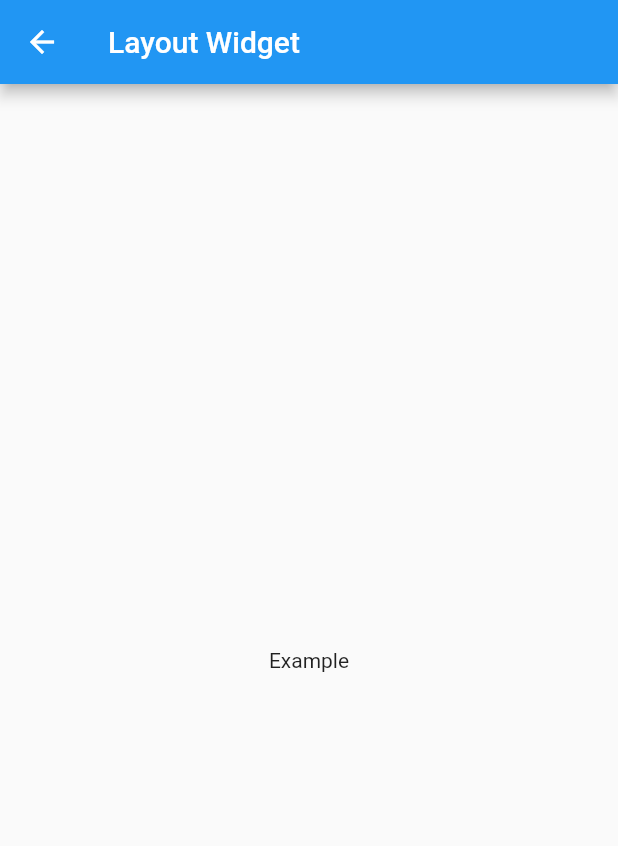
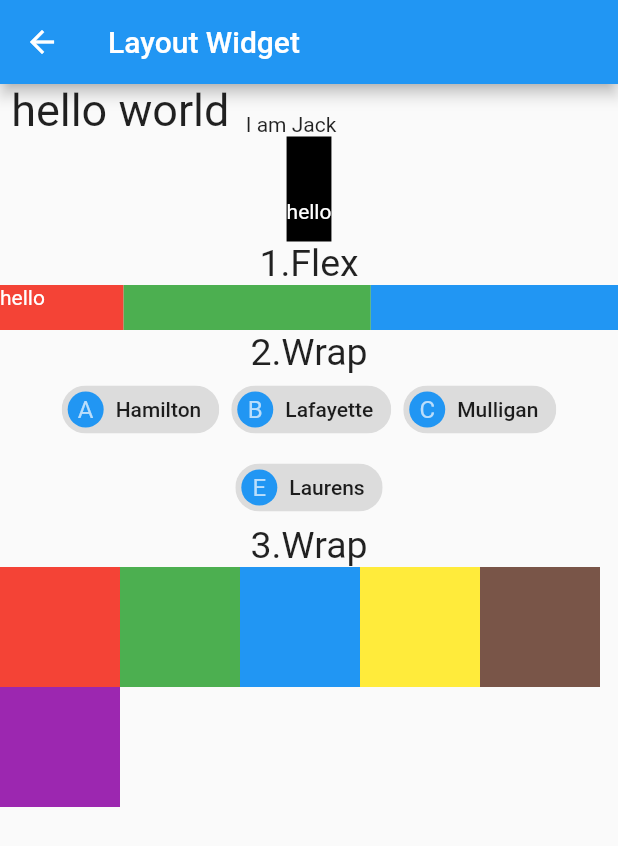
Before and after one commit to SummerFans/flutter-example, a Flutter app: the LayoutWidget screen opened directly, on a phone screen of 412 x 824 dp. Shown: the top 846 px of the screen. Run offline on Flutter 3.47's test engine with Material 2 defaults, Android fonts, the phone set to English and light mode, and no system bars; network calls fail.

Commit message:
add text, button, layout

```diff
--- a/lib/page/layout_widget.dart
+++ b/lib/page/layout_widget.dart
@@ -8,7 +8,127 @@ class LayoutWidget extends StatelessWidget {
      appBar: AppBar(
        title: Text("Layout Widget")
      ),
-     body: Center(child: Text("Example"),)
+     body: Column(
+       crossAxisAlignment: CrossAxisAlignment.center,
+       children: <Widget>[
+         Row(
+           crossAxisAlignment: CrossAxisAlignment.start,
+          verticalDirection: VerticalDirection.up,
+          children: <Widget>[
+            Text(" hello world ", style: TextStyle(fontSize: 30.0),),
+            Text(" I am Jack "),
+          ],
+         ),
+         Row(
+           mainAxisAlignment: MainAxisAlignment.center,
+           children: <Widget>[
+             Text("hello", style: TextStyle(color:Colors.white, height: 5.0, background: new Paint()..color=Colors.black), textAlign: TextAlign.left)
+           ],
+         ),
+       Text("1.Flex",style: TextStyle(fontSize: 25.0)),
+       Flex(
+         direction: Axis.horizontal,
+         children: <Widget>[
+           Expanded(
+             flex: 1,
+             child: Container(
+               child: Text("hello",style: TextStyle(color: Colors.white),),
+               height: 30.0,
+               color: Colors.red,
+             ),
+           ),
+           Expanded(
+             flex: 2,
+             child: Container(
+               height: 30.0,
+               color: Colors.green,
+             ),
+           ),
+           Expanded(
+             flex: 2,
+             child: Container(
+               height: 30.0,
+               color: Colors.blue,
+             ),
+           )
+         ],
+       ),
+       Text("2.Wrap",style: TextStyle(fontSize: 25.0)),
+       Wrap(
+         spacing: 8.0, // 主轴(水平)方向间距
+         runSpacing: 4.0, // 纵轴（垂直）方向间距
+         alignment: WrapAlignment.center, //沿主轴方向居中
+         children: <Widget>[
+           new Chip(
+             avatar: new CircleAvatar(backgroundColor: Colors.blue, child: Text('A')),
+             label: new Text("Hamilton")
+           ),
+           new Chip(
+             avatar: new CircleAvatar(backgroundColor: Colors.blue, child: Text('B')),
+             label: new Text("Lafayette")
+           ),
+           new Chip(
+             avatar: new CircleAvatar(backgroundColor: Colors.blue, child: Text('C')),
+             label: new Text("Mulligan")
+           ),
+           new Chip(
+             avatar: new CircleAvatar(backgroundColor: Colors.blue, child: Text('E')),
+             label: new Text("Laurens")
+           )
+         ],
+       ),
+       Text("3.Wrap",style: TextStyle(fontSize: 25.0)),
+       Flow(
+        delegate: TestFlowDelegate(margin: EdgeInsets.all(10.0)),
+        children: <Widget>[
+          new Container(width: 80.0, height:80.0, color: Colors.red,),
+          new Container(width: 80.0, height:80.0, color: Colors.green,),
+          new Container(width: 80.0, height:80.0, color: Colors.blue,),
+          new Container(width: 80.0, height:80.0,  color: Colors.yellow,),
+          new Container(width: 80.0, height:80.0, color: Colors.brown,),
+          new Container(width: 80.0, height:80.0,  color: Colors.purple,),
+        ],
+      )
+       ]),
    );
   }
 }
+
+
+class TestFlowDelegate extends FlowDelegate {
+  EdgeInsets margin = EdgeInsets.zero;
+  TestFlowDelegate({this.margin});
+  @override
+  void paintChildren(FlowPaintingContext context) {
+    var x = margin.left;
+    var y = margin.top;
+    //计算每一个子widget的位置
+    for (int i = 0; i < context.childCount; i++) {
+      var w = context.getChildSize(i).width + x + margin.right;
+      if (w < context.size.width) {
+        context.paintChild(i,
+            transform: new Matrix4.translationValues(
+                x, y, 0.0));
+        x = w + margin.left;
+      } else {
+        x = margin.left;
+        y += context.getChildSize(i).height + margin.top + margin.bottom;
+        //绘制子widget(有优化)
+        context.paintChild(i,
+            transform: new Matrix4.translationValues(
+                x, y, 0.0));
+        x += context.getChildSize(i).width + margin.left + margin.right;
+      }
+    }
+  }
+
+  getSize(BoxConstraints constraints){
+    //指定Flow的大小
+    return Size(double.infinity,200.0);
+  }
+
+  @override
+  bool shouldRepaint(FlowDelegate oldDelegate) {
+    return oldDelegate != this;
+  }
+}
```
Also changed, not shown: lib/main.dart (+19 -7 lines), lib/page/botton_and_text.dart (deleted, +0 -27 lines), lib/page/button_page.dart (added, +66 -0 lines), lib/page/image_widget.dart (+21 -2 lines), lib/page/text_page.dart (added, +34 -0 lines), lib/widget/button_text.dart (deleted, +0 -42 lines), lib/widget/text.dart (added, +80 -0 lines), pubspec.yaml (+12 -7 lines), assets/fonts/Carosello-Regular.ttf (added), assets/fonts/codefont.otf (added), assets/images/banner.jpg (added), assets/images/banner_01.jpg (added), assets/images/bg.png (added).
